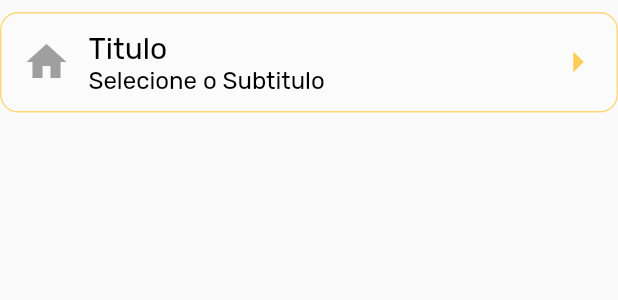
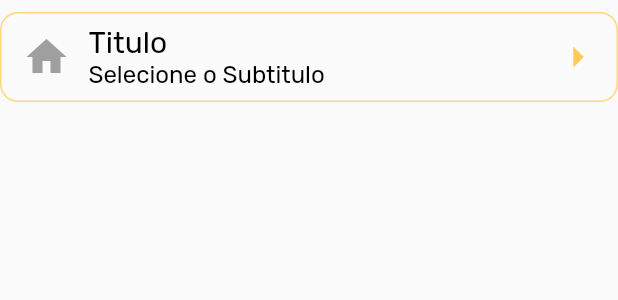
Before and after one commit to dchiaradia/flutter-widgets, a Flutter app: the MyTile widget shown alone on an empty page, opened directly, on a phone screen of 412 x 824 dp. Shown: the top 300 px of the screen. Run offline on Flutter 3.47's test engine with Material 2 defaults, Android fonts, the phone set to English and light mode, and no system bars; our stand-ins replace badges, cached_network_image, equatable, hexcolor, mask_text_input_formatter, sliding_up_panel and 1 more; missing offline and left inert: cpf_cnpj_validator; network calls fail.

Commit message:
[ADD] - New tile model

```diff
--- a/example/lib/main.dart
+++ b/example/lib/main.dart
@@ -20,7 +20,7 @@ class MyApp extends StatelessWidget {
       theme: ThemeData(
         primarySwatch: Colors.blue,
       ),
-      home: const MyWidgetsHomePage(),
+      home: MyWidgetsHomePage(),
     );
   }
 }
--- a/example/lib/widgets_samples/lst_inputs.dart
+++ b/example/lib/widgets_samples/lst_inputs.dart
@@ -60,6 +60,7 @@ List<Widget> get lstOfInputs => [
                 validatorType: ValidatorType.isCPF,
                 backgroundEnableColor: Colors.lightBlue,
                 textColor: Colors.white,
+                maskText: '###.###.###-##',
                 minLines: 1),
             MySpace.vertical(12),
             MyButtons.custom(
--- a/lib/src/widgets/myTiles/my_tile.dart
+++ b/lib/src/widgets/myTiles/my_tile.dart
@@ -2,6 +2,8 @@
 import 'package:flutter/material.dart';
 
 import '../../../my_widgets.dart';
+
+enum TileType { icon, widget }
 
 class MyTile extends StatefulWidget {
   //MAIN PROPERTIES
@@ -9,6 +11,12 @@ class MyTile extends StatefulWidget {
   VoidCallback? myCallbackLeftAction;
   bool isChecked;
   bool? enableChecked;
+  double? size = 60;
+
+  TileType tileType = TileType.icon;
+  Widget? prefixWidget;
+  Widget? mainWidget;
+  Widget? sufixWidget;
 
   //LAYOUT OPTIONS
   double myBorderRadius = buttonRadius;
@@ -26,7 +34,7 @@ class MyTile extends StatefulWidget {
   Color? mySufixColor = MyColors().enable;
 
   //TEXT OPTIONS
-  String title;
+  String? title;
   String? subtitle;
   String? leftText;
   Color? leftTextColor;
@@ -52,6 +60,7 @@ class MyTile extends StatefulWidget {
     this.leftTextColor,
     this.myCallbackLeftAction,
     this.enableChecked = false,
+    this.size = 60,
   }) {
     myBorderRadius = borderRadius ?? myBorderRadius;
     myBackgroundColor = backgroundColor ?? myBackgroundColor;
@@ -66,6 +75,23 @@ class MyTile extends StatefulWidget {
     mySufixColor = sufixColor ?? mySufixColor;
     mySufixIconSize = sufixIconSize ?? mySufixIconSize;
     leftTextColor = leftTextColor ?? myTextColor;
+    tileType = TileType.icon;
+  }
+
+  MyTile.widget({
+    this.isChecked = true,
+    required this.prefixWidget,
+    required this.mainWidget,
+    this.sufixWidget,
+    this.myBorderRadius = 18,
+    this.size = 60,
+    this.myBackgroundColor = Colors.white,
+    this.myBorderColor = Colors.black,
+    VoidCallback? callback,
+  }) {
+    enableChecked = false;
+    tileType = TileType.widget;
+    myCallback = callback ?? () {};
   }
 
   @override
@@ -73,20 +99,17 @@ class MyTile extends StatefulWidget {
 }
 
 class _MyTileState extends State<MyTile> {
-  @override
-  Widget build(BuildContext context) {
-    return GestureDetector(
-        child: Padding(
-          padding: EdgeInsets.only(left: 0, right: 0, top: 8),
-          child: Container(
-            height: 67,
-            decoration: BoxDecoration(
-              borderRadius: BorderRadius.circular(widget.myBorderRadius),
-              border: Border.all(color: widget.myBorderColor),
-              color: widget.myBackgroundColor,
-            ),
-            padding: EdgeInsets.only(left: 14, right: 10, top: 0),
-            child: Row(
+  Widget createContent() {
+    if (widget.tileType == TileType.icon) {
+      return createIconContent();
+    } else if (widget.tileType == TileType.widget) {
+      return createWidgetContent();
+    }
+    return Container();
+  }
+
+  Widget createIconContent() {
+    return Row(
       children: [
         Icon(
           widget.myPrefixIcon,
@@ -103,7 +126,7 @@ class _MyTileState extends State<MyTile> {
             mainAxisAlignment: MainAxisAlignment.center,
             crossAxisAlignment: CrossAxisAlignment.start,
             children: [
-                      MyText.h5(text: widget.title),
+              MyText.h5(text: widget.title!),
               (widget.subtitle != null)
                   ? MyText.h6(text: widget.subtitle!)
                   : Container(),
@@ -134,7 +157,36 @@ class _MyTileState extends State<MyTile> {
                   : Container(),
             ])),
       ],
+    );
+  }
+
+  Widget createWidgetContent() {
+    return Row(
+      children: [
+        widget.prefixWidget ?? Container(),
+        const SizedBox(
+          width: 12,
         ),
+        Expanded(child: widget.mainWidget ?? Container()),
+        widget.sufixWidget ?? Container(),
+      ],
+    );
+  }
+
+  @override
+  Widget build(BuildContext context) {
+    return GestureDetector(
+        child: Padding(
+          padding: EdgeInsets.only(left: 0, right: 0, top: 8),
+          child: Container(
+            height: widget.size,
+            decoration: BoxDecoration(
+              borderRadius: BorderRadius.circular(widget.myBorderRadius),
+              border: Border.all(color: widget.myBorderColor),
+              color: widget.myBackgroundColor,
+            ),
+            padding: EdgeInsets.only(left: 14, right: 10, top: 0),
+            child: createContent(),
           ),
         ),
         onTap: () async {
```
Also changed, not shown: example/lib/home.dart (+55 -1 lines). Lines whose indentation alone changed are shown as unchanged.
